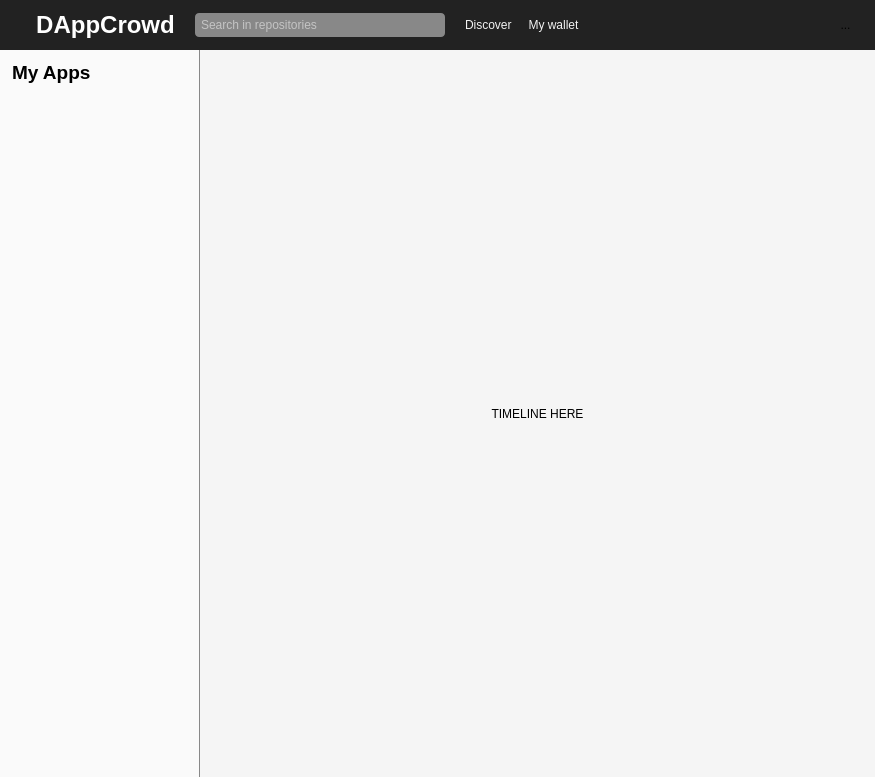
Qt form gui/mainwindow.ui (Tribler/dappcoder) before a commit.
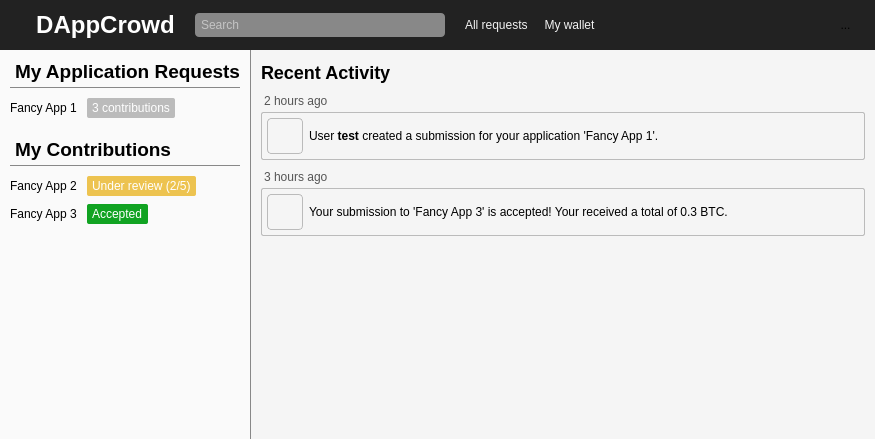
The same form after that commit. Icons and pictures are not drawn. Custom widgets are drawn as their Qt base class.

What changed in the file:
```diff
--- a/gui/mainwindow.ui
+++ b/gui/mainwindow.ui
@@ -7,7 +7,7 @@
     <x>0</x>
     <y>0</y>
     <width>875</width>
-    <height>777</height>
+    <height>439</height>
    </rect>
   </property>
   <property name="sizePolicy">
@@ -274,7 +274,7 @@
 color: white;</string>
          </property>
          <property name="placeholderText">
-          <string>Search in repositories</string>
+          <string>Search</string>
          </property>
         </widget>
        </item>
@@ -301,7 +301,7 @@
 color: #f2f2f2;</string>
          </property>
          <property name="text">
-          <string>Discover</string>
+          <string>All requests</string>
          </property>
         </widget>
        </item>
@@ -414,13 +414,13 @@
         </property>
         <property name="minimumSize">
          <size>
-          <width>200</width>
+          <width>250</width>
           <height>0</height>
          </size>
         </property>
         <property name="maximumSize">
          <size>
-          <width>200</width>
+          <width>250</width>
           <height>16777215</height>
          </size>
         </property>
@@ -431,7 +431,6 @@
          <string notr="true">QWidget {
 background-color: #fafafa;
 border: none;
-border-right: 1px solid #888;
 }</string>
         </property>
         <property name="locale">
@@ -439,10 +438,19 @@
         </property>
         <layout class="QVBoxLayout" name="verticalLayout_2">
          <property name="spacing">
-          <number>10</number>
+          <number>0</number>
          </property>
          <property name="leftMargin">
-          <number>12</number>
+          <number>10</number>
+         </property>
+         <property name="topMargin">
+          <number>10</number>
+         </property>
+         <property name="rightMargin">
+          <number>10</number>
+         </property>
+         <property name="bottomMargin">
+          <number>10</number>
          </property>
          <item>
           <widget class="QLabel" name="label_2">
@@ -454,13 +462,288 @@
             </font>
            </property>
            <property name="styleSheet">
-            <string notr="true">border: none; font-weight: bold;</string>
+            <string notr="true">border: none; font-weight: bold; margin-bottom: 4px;</string>
            </property>
            <property name="text">
-            <string>My Apps</string>
+            <string>My Application Requests</string>
            </property>
           </widget>
          </item>
+         <item>
+          <widget class="QWidget" name="widget_3" native="true">
+           <property name="minimumSize">
+            <size>
+             <width>0</width>
+             <height>1</height>
+            </size>
+           </property>
+           <property name="maximumSize">
+            <size>
+             <width>16777215</width>
+             <height>1</height>
+            </size>
+           </property>
+           <property name="styleSheet">
+            <string notr="true">background-color: #888;</string>
+           </property>
+          </widget>
+         </item>
+         <item>
+          <spacer name="verticalSpacer_3">
+           <property name="orientation">
+            <enum>Qt::Vertical</enum>
+           </property>
+           <property name="sizeType">
+            <enum>QSizePolicy::Fixed</enum>
+           </property>
+           <property name="sizeHint" stdset="0">
+            <size>
+             <width>20</width>
+             <height>10</height>
+            </size>
+           </property>
+          </spacer>
+         </item>
+         <item>
+          <widget class="QWidget" name="widget_2" native="true">
+           <layout class="QHBoxLayout" name="horizontalLayout_2">
+            <property name="spacing">
+             <number>0</number>
+            </property>
+            <property name="leftMargin">
+             <number>0</number>
+            </property>
+            <property name="topMargin">
+             <number>0</number>
+            </property>
+            <property name="rightMargin">
+             <number>0</number>
+            </property>
+            <property name="bottomMargin">
+             <number>0</number>
+            </property>
+            <item>
+             <widget class="QLabel" name="label_4">
+              <property name="text">
+               <string>Fancy App 1</string>
+              </property>
+             </widget>
+            </item>
+            <item>
+             <widget class="BadgeLabel" name="label_5">
+              <property name="styleSheet">
+               <string notr="true">background-color: #bbb; color: white; padding-left: 2px; padding-right: 2px; margin-left: 10px; border-radius: 2px;</string>
+              </property>
+              <property name="text">
+               <string>3 contributions</string>
+              </property>
+             </widget>
+            </item>
+            <item>
+             <spacer name="horizontalSpacer_8">
+              <property name="orientation">
+               <enum>Qt::Horizontal</enum>
+              </property>
+              <property name="sizeHint" stdset="0">
+               <size>
+                <width>40</width>
+                <height>20</height>
+               </size>
+              </property>
+             </spacer>
+            </item>
+           </layout>
+          </widget>
+         </item>
+         <item>
+          <spacer name="verticalSpacer_4">
+           <property name="orientation">
+            <enum>Qt::Vertical</enum>
+           </property>
+           <property name="sizeType">
+            <enum>QSizePolicy::Fixed</enum>
+           </property>
+           <property name="sizeHint" stdset="0">
+            <size>
+             <width>20</width>
+             <height>20</height>
+            </size>
+           </property>
+          </spacer>
+         </item>
+         <item>
+          <widget class="QLabel" name="label_6">
+           <property name="font">
+            <font>
+             <pointsize>14</pointsize>
+             <weight>75</weight>
+             <bold>true</bold>
+            </font>
+           </property>
+           <property name="styleSheet">
+            <string notr="true">border: none; font-weight: bold; margin-bottom: 4px;</string>
+           </property>
+           <property name="text">
+            <string>My Contributions</string>
+           </property>
+          </widget>
+         </item>
+         <item>
+          <widget class="QWidget" name="widget_5" native="true">
+           <property name="minimumSize">
+            <size>
+             <width>0</width>
+             <height>1</height>
+            </size>
+           </property>
+           <property name="maximumSize">
+            <size>
+             <width>16777215</width>
+             <height>1</height>
+            </size>
+           </property>
+           <property name="styleSheet">
+            <string notr="true">background-color: #888;</string>
+           </property>
+          </widget>
+         </item>
+         <item>
+          <spacer name="verticalSpacer_6">
+           <property name="orientation">
+            <enum>Qt::Vertical</enum>
+           </property>
+           <property name="sizeType">
+            <enum>QSizePolicy::Fixed</enum>
+           </property>
+           <property name="sizeHint" stdset="0">
+            <size>
+             <width>20</width>
+             <height>10</height>
+            </size>
+           </property>
+          </spacer>
+         </item>
+         <item>
+          <widget class="QWidget" name="widget_4" native="true">
+           <layout class="QHBoxLayout" name="horizontalLayout_3">
+            <property name="spacing">
+             <number>0</number>
+            </property>
+            <property name="leftMargin">
+             <number>0</number>
+            </property>
+            <property name="topMargin">
+             <number>0</number>
+            </property>
+            <property name="rightMargin">
+             <number>0</number>
+            </property>
+            <property name="bottomMargin">
+             <number>0</number>
+            </property>
+            <item>
+             <widget class="QLabel" name="label_9">
+              <property name="text">
+               <string>Fancy App 2</string>
+              </property>
+             </widget>
+            </item>
+            <item>
+             <widget class="BadgeLabel" name="label_8">
+              <property name="styleSheet">
+               <string notr="true">background-color: #edc350; color: white; padding-left: 2px; padding-right: 2px; margin-left: 10px; border-radius: 2px;</string>
+              </property>
+              <property name="text">
+               <string>Under review (2/5)</string>
+              </property>
+             </widget>
+            </item>
+            <item>
+             <spacer name="horizontalSpacer_9">
+              <property name="orientation">
+               <enum>Qt::Horizontal</enum>
+              </property>
+              <property name="sizeHint" stdset="0">
+               <size>
+                <width>16</width>
+                <height>20</height>
+               </size>
+              </property>
+             </spacer>
+            </item>
+           </layout>
+          </widget>
+         </item>
+         <item>
+          <spacer name="verticalSpacer_7">
+           <property name="orientation">
+            <enum>Qt::Vertical</enum>
+           </property>
+           <property name="sizeType">
+            <enum>QSizePolicy::Maximum</enum>
+           </property>
+           <property name="sizeHint" stdset="0">
+            <size>
+             <width>20</width>
+             <height>8</height>
+            </size>
+           </property>
+          </spacer>
+         </item>
+         <item>
+          <widget class="QWidget" name="widget_6" native="true">
+           <property name="styleSheet">
+            <string notr="true">m</string>
+           </property>
+           <layout class="QHBoxLayout" name="horizontalLayout_4">
+            <property name="spacing">
+             <number>0</number>
+            </property>
+            <property name="leftMargin">
+             <number>0</number>
+            </property>
+            <property name="topMargin">
+             <number>0</number>
+            </property>
+            <property name="rightMargin">
+             <number>0</number>
+            </property>
+            <property name="bottomMargin">
+             <number>0</number>
+            </property>
+            <item>
+             <widget class="QLabel" name="label_10">
+              <property name="text">
+               <string>Fancy App 3</string>
+              </property>
+             </widget>
+            </item>
+            <item>
+             <widget class="BadgeLabel" name="label_11">
+              <property name="styleSheet">
+               <string notr="true">background-color: #11a322; color: white; padding-left: 2px; padding-right: 2px; margin-left: 10px; border-radius: 2px;</string>
+              </property>
+              <property name="text">
+               <string>Accepted</string>
+              </property>
+             </widget>
+            </item>
+            <item>
+             <spacer name="horizontalSpacer_10">
+              <property name="orientation">
+               <enum>Qt::Horizontal</enum>
+              </property>
+              <property name="sizeHint" stdset="0">
+               <size>
+                <width>71</width>
+                <height>20</height>
+               </size>
+              </property>
+             </spacer>
+            </item>
+           </layout>
+          </widget>
+         </item>
          <item>
           <spacer name="verticalSpacer">
            <property name="orientation">
@@ -477,6 +760,25 @@
         </layout>
        </widget>
       </item>
+      <item>
+       <widget class="QWidget" name="menu_seperator" native="true">
+        <property name="minimumSize">
+         <size>
+          <width>1</width>
+          <height>0</height>
+         </size>
+        </property>
+        <property name="maximumSize">
+         <size>
+          <width>1</width>
+          <height>16777215</height>
+         </size>
+        </property>
+        <property name="styleSheet">
+         <string notr="true">background-color: #888;</string>
+        </property>
+       </widget>
+      </item>
       <item>
        <widget class="QStackedWidget" name="stackedWidget">
         <property name="currentIndex">
@@ -488,27 +790,248 @@
            <number>0</number>
           </property>
           <property name="leftMargin">
-           <number>0</number>
+           <number>10</number>
           </property>
           <property name="topMargin">
-           <number>0</number>
+           <number>10</number>
           </property>
           <property name="rightMargin">
-           <number>0</number>
+           <number>10</number>
           </property>
           <property name="bottomMargin">
-           <number>0</number>
+           <number>10</number>
           </property>
           <item>
            <widget class="QLabel" name="label">
+            <property name="sizePolicy">
+             <sizepolicy hsizetype="Preferred" vsizetype="Preferred">
+              <horstretch>0</horstretch>
+              <verstretch>0</verstretch>
+             </sizepolicy>
+            </property>
+            <property name="minimumSize">
+             <size>
+              <width>0</width>
+              <height>24</height>
+             </size>
+            </property>
+            <property name="maximumSize">
+             <size>
+              <width>16777215</width>
+              <height>24</height>
+             </size>
+            </property>
+            <property name="styleSheet">
+             <string notr="true">font-weight: bold; font-size: 18px;</string>
+            </property>
             <property name="text">
-             <string>TIMELINE HERE</string>
+             <string>Recent Activity</string>
             </property>
             <property name="alignment">
-             <set>Qt::AlignCenter</set>
+             <set>Qt::AlignLeading|Qt::AlignLeft|Qt::AlignVCenter</set>
             </property>
            </widget>
           </item>
+          <item>
+           <spacer name="verticalSpacer_5">
+            <property name="orientation">
+             <enum>Qt::Vertical</enum>
+            </property>
+            <property name="sizeType">
+             <enum>QSizePolicy::Fixed</enum>
+            </property>
+            <property name="sizeHint" stdset="0">
+             <size>
+              <width>20</width>
+              <height>10</height>
+             </size>
+            </property>
+           </spacer>
+          </item>
+          <item>
+           <widget class="QLabel" name="label_7">
+            <property name="styleSheet">
+             <string notr="true">color: #555; padding-bottom: 4px;</string>
+            </property>
+            <property name="text">
+             <string>2 hours ago</string>
+            </property>
+           </widget>
+          </item>
+          <item>
+           <widget class="QWidget" name="widget" native="true">
+            <property name="minimumSize">
+             <size>
+              <width>0</width>
+              <height>20</height>
+             </size>
+            </property>
+            <property name="styleSheet">
+             <string notr="true">border: 1px solid #bbb; border-radius: 2px; backgrond-color: white;</string>
+            </property>
+            <layout class="QHBoxLayout" name="horizontalLayout_5">
+             <property name="leftMargin">
+              <number>6</number>
+             </property>
+             <property name="topMargin">
+              <number>6</number>
+             </property>
+             <property name="rightMargin">
+              <number>6</number>
+             </property>
+             <property name="bottomMargin">
+              <number>6</number>
+             </property>
+             <item>
+              <widget class="QPushButton" name="pushButton_2">
+               <property name="minimumSize">
+                <size>
+                 <width>36</width>
+                 <height>36</height>
+                </size>
+               </property>
+               <property name="maximumSize">
+                <size>
+                 <width>36</width>
+                 <height>36</height>
+                </size>
+               </property>
+               <property name="styleSheet">
+                <string notr="true">border-radius: 4px;</string>
+               </property>
+               <property name="text">
+                <string/>
+               </property>
+               <property name="icon">
+                <iconset>
+                 <normaloff>images/profile1.jpg</normaloff>images/profile1.jpg</iconset>
+               </property>
+               <property name="iconSize">
+                <size>
+                 <width>36</width>
+                 <height>36</height>
+                </size>
+               </property>
+              </widget>
+             </item>
+             <item>
+              <widget class="QLabel" name="label_12">
+               <property name="styleSheet">
+                <string notr="true">border: none;</string>
+               </property>
+               <property name="text">
+                <string>&lt;html&gt;&lt;head/&gt;&lt;body&gt;&lt;p&gt;User &lt;span style=&quot; font-weight:600;&quot;&gt;test&lt;/span&gt; created a submission for your application 'Fancy App 1'.&lt;/p&gt;&lt;/body&gt;&lt;/html&gt;</string>
+               </property>
+              </widget>
+             </item>
+            </layout>
+           </widget>
+          </item>
+          <item>
+           <spacer name="verticalSpacer_8">
+            <property name="orientation">
+             <enum>Qt::Vertical</enum>
+            </property>
+            <property name="sizeType">
+             <enum>QSizePolicy::Fixed</enum>
+            </property>
+            <property name="sizeHint" stdset="0">
+             <size>
+              <width>20</width>
+              <height>10</height>
+             </size>
+            </property>
+           </spacer>
+          </item>
+          <item>
+           <widget class="QLabel" name="label_13">
+            <property name="styleSheet">
+             <string notr="true">color: #555; padding-bottom: 4px;</string>
+            </property>
+            <property name="text">
+             <string>3 hours ago</string>
+            </property>
+           </widget>
+          </item>
+          <item>
+           <widget class="QWidget" name="widget_7" native="true">
+            <property name="styleSheet">
+             <string notr="true">border: 1px solid #bbb; border-radius: 2px; backgrond-color: white;</string>
+            </property>
+            <layout class="QHBoxLayout" name="horizontalLayout_6">
+             <property name="spacing">
+              <number>-1</number>
+             </property>
+             <property name="leftMargin">
+              <number>6</number>
+             </property>
+             <property name="topMargin">
+              <number>6</number>
+             </property>
+             <property name="rightMargin">
+              <number>6</number>
+             </property>
+             <property name="bottomMargin">
+              <number>6</number>
+             </property>
+             <item>
+              <widget class="QPushButton" name="pushButton_3">
+               <property name="minimumSize">
+                <size>
+                 <width>36</width>
+                 <height>36</height>
+                </size>
+               </property>
+               <property name="maximumSize">
+                <size>
+                 <width>36</width>
+                 <height>36</height>
+                </size>
+               </property>
+               <property name="styleSheet">
+                <string notr="true">border-radius: 4px;</string>
+               </property>
+               <property name="text">
+                <string/>
+               </property>
+               <property name="icon">
+                <iconset>
+                 <normaloff>images/profile1.jpg</normaloff>images/profile1.jpg</iconset>
+               </property>
+               <property name="iconSize">
+                <size>
+                 <width>36</width>
+                 <height>36</height>
+                </size>
+               </property>
+              </widget>
+             </item>
+             <item>
+              <widget class="QLabel" name="label_14">
+               <property name="styleSheet">
+                <string notr="true">border: none;</string>
+               </property>
+               <property name="text">
+                <string>&lt;html&gt;&lt;head/&gt;&lt;body&gt;&lt;p&gt;Your submission to 'Fancy App 3' is accepted! Your received a total of 0.3 BTC.&lt;/p&gt;&lt;/body&gt;&lt;/html&gt;</string>
+               </property>
+              </widget>
+             </item>
+            </layout>
+           </widget>
+          </item>
+          <item>
+           <spacer name="verticalSpacer_2">
+            <property name="orientation">
+             <enum>Qt::Vertical</enum>
+            </property>
+            <property name="sizeHint" stdset="0">
+             <size>
+              <width>20</width>
+              <height>40</height>
+             </size>
+            </property>
+           </spacer>
+          </item>
          </layout>
         </widget>
        </widget>
@@ -526,6 +1049,11 @@
    <header>TriblerGUI.widgets.homepage.h</header>
    <container>1</container>
   </customwidget>
+  <customwidget>
+   <class>BadgeLabel</class>
+   <extends>QLabel</extends>
+   <header>badgelabel.h</header>
+  </customwidget>
  </customwidgets>
  <resources/>
  <connections>
```
Left out of the diff: 7 changed lines with no effect on the pictures.
